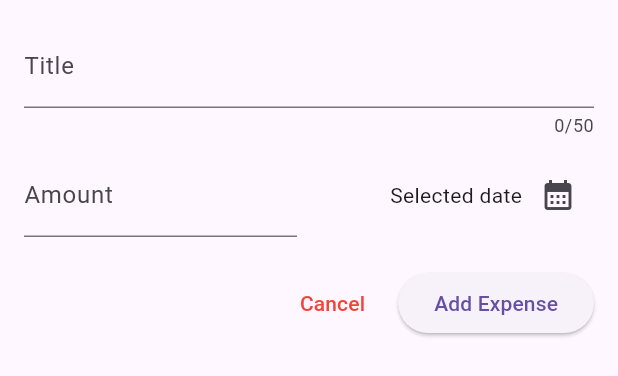
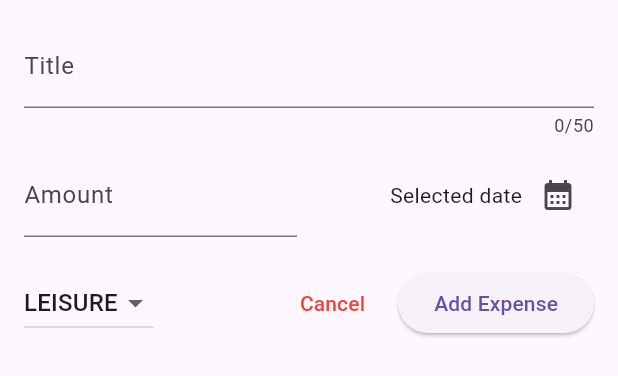
Before and after one commit to owenn2106/flutter-expense-tracker, a Flutter app: the AddExpenseForm widget shown alone on an empty page, opened directly, on a phone screen of 412 x 824 dp. Shown: the top 376 px of the screen. Run offline on Flutter 3.47's test engine with Material 3 defaults, Android fonts, the phone set to English and light mode, and no system bars.

Commit message:
Add category dropdown button

```diff
--- a/lib/widgets/add_expense_form.dart
+++ b/lib/widgets/add_expense_form.dart
@@ -1,4 +1,5 @@
 import 'package:flutter/material.dart';
+import "package:expense_tracker/models/expense.dart";
 
 class AddExpenseForm extends StatefulWidget {
   const AddExpenseForm({super.key});
@@ -12,16 +13,21 @@ class AddExpenseForm extends StatefulWidget {
 class _AddExpenseFormState extends State<AddExpenseForm> {
   final _titleController = TextEditingController();
   final _amountController = TextEditingController();
+  DateTime? _selectedDate;
+  Category? _selectedCategory = Category.leisure;
 
-  void _presentDatePicker() {
+  void _presentDatePicker() async {
     final now = DateTime.now();
     final firstDate = DateTime(now.year - 1, now.month, now.day);
-    showDatePicker(
+    final pickedDate = await showDatePicker(
       context: context,
       initialDate: now,
       firstDate: firstDate,
       lastDate: now,
     );
+    setState(() {
+      _selectedDate = pickedDate;
+    });
   }
 
   // We should always dispose controller - because it's a resource that needs to be cleaned up
@@ -49,7 +55,9 @@ class _AddExpenseFormState extends State<AddExpenseForm> {
                 child: TextField(
                   controller: _amountController,
                   decoration: const InputDecoration(
-                      labelText: "Amount", prefixText: "\$"),
+                    labelText: "Amount",
+                    prefixText: "\$",
+                  ),
                   keyboardType: TextInputType.number,
                 ),
               ),
@@ -59,7 +67,11 @@ class _AddExpenseFormState extends State<AddExpenseForm> {
                   mainAxisAlignment: MainAxisAlignment.end,
                   crossAxisAlignment: CrossAxisAlignment.center,
                   children: [
-                    const Text("Selected date"),
+                    Text(
+                      _selectedDate == null
+                          ? "Selected date"
+                          : dateFormatter.format(_selectedDate!),
+                    ),
                     IconButton(
                       icon: const Icon(Icons.calendar_month),
                       onPressed: _presentDatePicker,
@@ -73,6 +85,26 @@ class _AddExpenseFormState extends State<AddExpenseForm> {
           Row(
             mainAxisAlignment: MainAxisAlignment.end,
             children: [
+              DropdownButton(
+                value: _selectedCategory,
+                items: Category.values
+                    .map(
+                      (value) => DropdownMenuItem(
+                        value: value,
+                        child: Text(
+                          value.name.toUpperCase(),
+                        ),
+                      ),
+                    )
+                    .toList(),
+                onChanged: (value) {
+                  if (value == null) return;
+                  setState(() {
+                    _selectedCategory = value;
+                  });
+                },
+              ),
+              const Spacer(),
               TextButton(
                 onPressed: () {
                   Navigator.pop(context);
```
